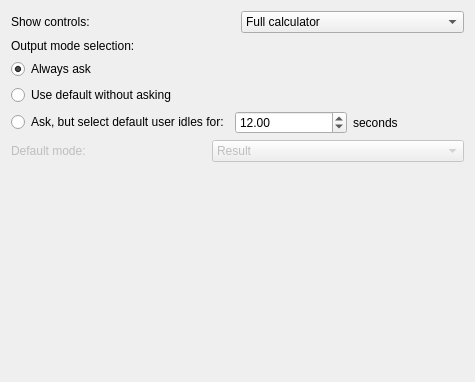
KDE/simon, file plugins/Commands/Calculator/calculatorconfigurationdlg.ui: the form before one commit.
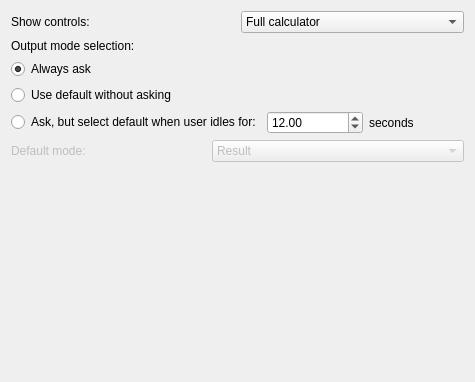
The form after the commit. Custom widgets are drawn as their Qt base class.

Diff of the .ui file:
```diff
--- a/plugins/Commands/Calculator/calculatorconfigurationdlg.ui
+++ b/plugins/Commands/Calculator/calculatorconfigurationdlg.ui
@@ -73,7 +73,7 @@
      <item>
       <widget class="QRadioButton" name="rbAskAndDefault">
        <property name="text">
-        <string>Ask, but select default user idles for:</string>
+        <string>Ask, but select default when user idles for:</string>
        </property>
       </widget>
      </item>
```
